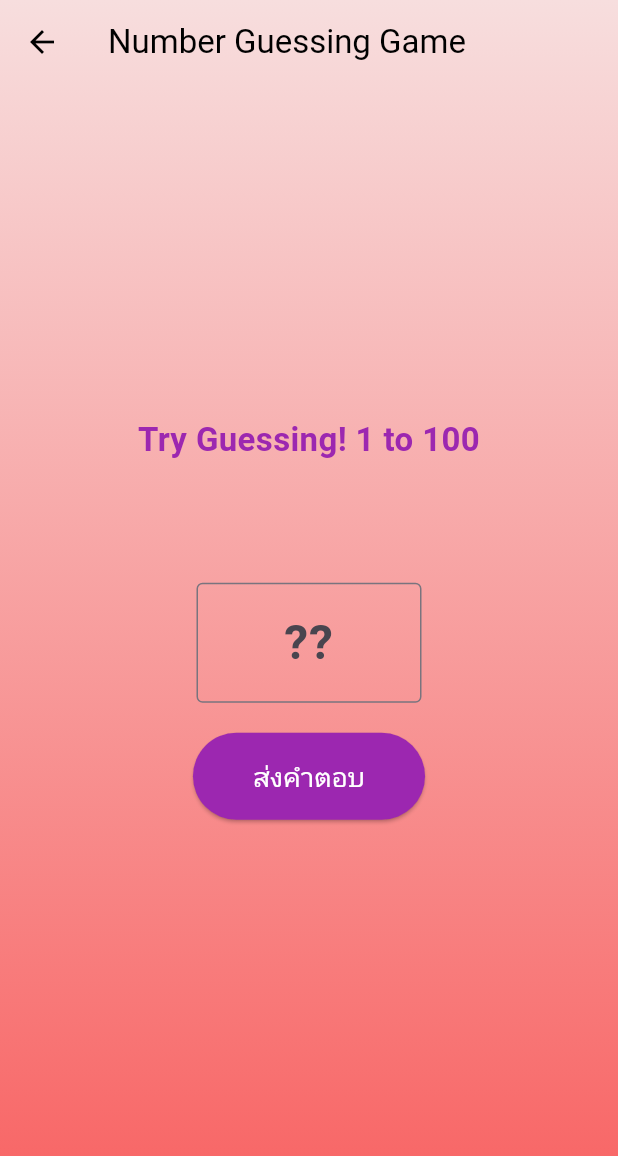
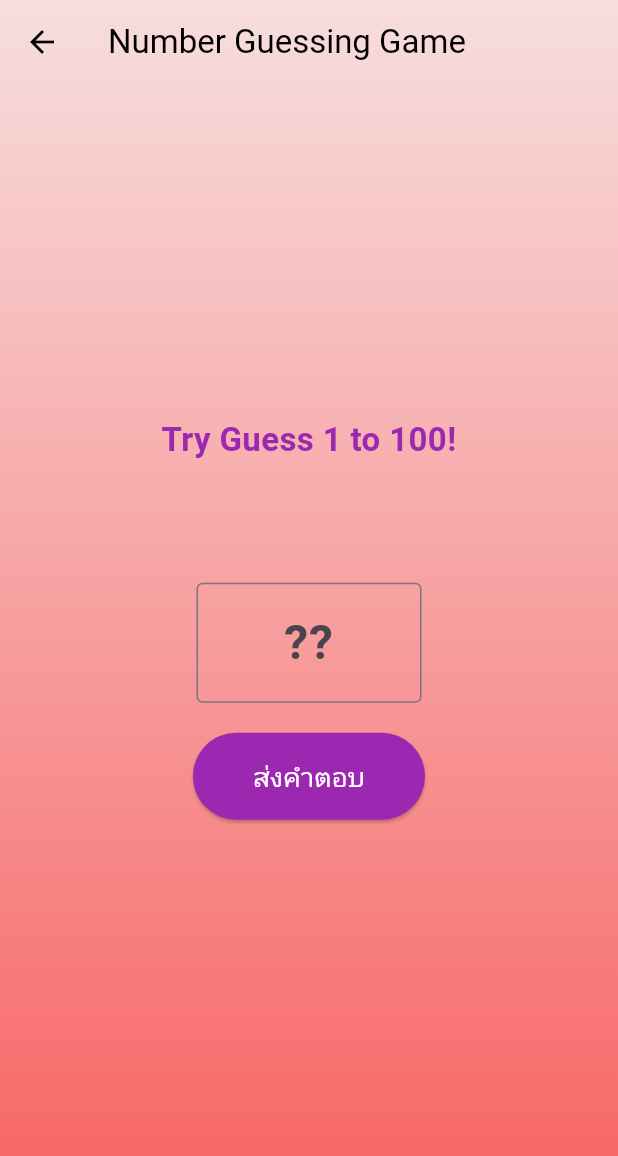
Before and after one commit to suphakornsook-afk/LearningFlutter, a Flutter app: the NumberGuessingPage screen opened by its route, after a tap on "ส่งคำตอบ", on a phone screen of 412 x 824 dp. Shown: the top 1156 px of the screen. Run offline on Flutter 3.47's test engine with Material 3 defaults, Android fonts, the phone set to English and light mode, and no system bars; our stand-ins replace audioplayers, flutter_local_notifications, flutter_slidable, flutter_timezone, hive_flutter, shared_preferences and 1 more; accounts and stored records are empty; statements that could not run were skipped.

Commit message:
adding function for numberguessing

```diff
--- a/lib/pages/number_guessing_page.dart
+++ b/lib/pages/number_guessing_page.dart
@@ -1,4 +1,5 @@
 import 'package:flutter/material.dart';
+import 'dart:math';
 
 class NumberGuessingPage extends StatefulWidget {
   const NumberGuessingPage({super.key});
@@ -8,6 +9,47 @@ class NumberGuessingPage extends StatefulWidget {
 }
 
 class _NumberGuessingPageState extends State<NumberGuessingPage> {
+  final Random _random = Random();
+  final TextEditingController _controller = TextEditingController();
+
+  late int targetNumber;
+  String hintMessage = "Try Guess 1 to 100!";
+
+  @override
+  void initState() {
+    super.initState();
+    targetNumber = _random.nextInt(100) + 1;
+  }
+
+  void checkGuess() {
+    final String input = _controller.text;
+    if (input.isEmpty) return;
+
+    final int? guessedNumber = int.tryParse(input);
+
+    if (guessedNumber == null || guessedNumber < 1 || guessedNumber > 100) {
+      setState(() {
+        hintMessage = "Type only 1 to 100!";
+      });
+      return;
+    }
+    setState(() {
+      if (guessedNumber < targetNumber) {
+        hintMessage = "Too low! Try Again";
+      } else if (guessedNumber > targetNumber) {
+        hintMessage = "Too high! Try Again";
+      } else {
+        hintMessage = "Correct!! The Number is $targetNumber 🎉";
+      }
+    });
+  }
+
+  @override
+  void dispose() {
+    _controller.dispose();
+    super.dispose();
+  }
+
   @override
   Widget build(BuildContext context) {
     return Scaffold(
@@ -38,8 +80,8 @@ class _NumberGuessingPageState extends State<NumberGuessingPage> {
             child: Column(
               mainAxisAlignment: MainAxisAlignment.center,
               children: [
-                const Text(
-                  'Try Guessing! 1 to 100',
+                Text(
+                  hintMessage,
                   style: TextStyle(
                     fontSize: 22,
                     fontWeight: FontWeight.bold,
@@ -53,6 +95,7 @@ class _NumberGuessingPageState extends State<NumberGuessingPage> {
                 SizedBox(
                   width: 150,
                   child: TextField(
+                    controller: _controller,
                     keyboardType: TextInputType.number,
                     textAlign: TextAlign.center,
                     style: TextStyle(fontSize: 32, fontWeight: FontWeight.bold),
@@ -65,7 +108,7 @@ class _NumberGuessingPageState extends State<NumberGuessingPage> {
                 const SizedBox(height: 20),
 
                 ElevatedButton(
-                  onPressed: () {},
+                  onPressed: checkGuess,
                   style: ElevatedButton.styleFrom(
                     backgroundColor: Colors.purple,
                     foregroundColor: Colors.white,
```
